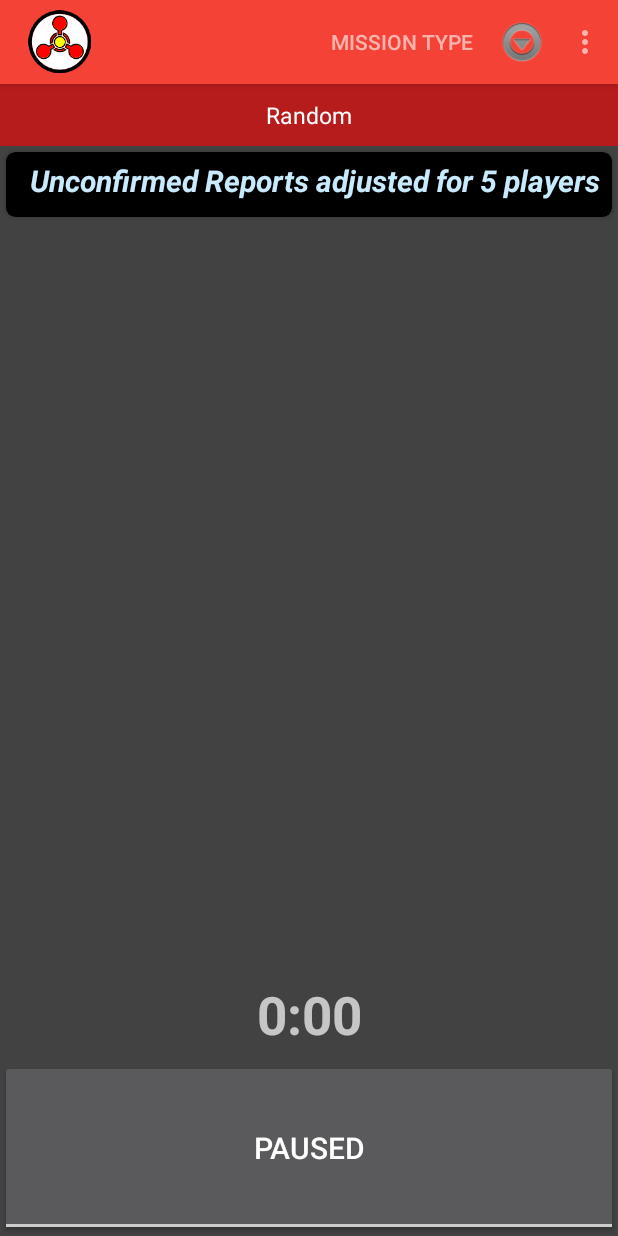
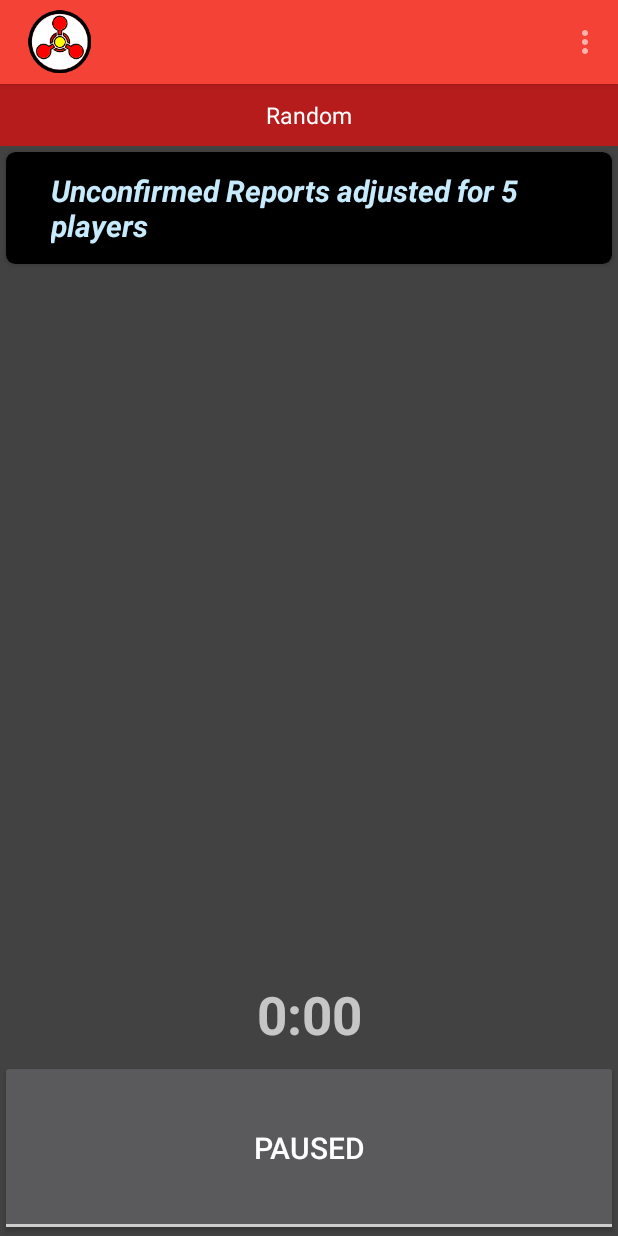
Before and after one commit to nibuen/SpaceAlertMissionGenerator, an Android app: the screen it shows after launch (MissionActivity), on a phone screen of 412 x 824 dp. Run offline under Robolectric (Android 15) with nearby library versions, the phone set to English and light mode, and no system bars; our stand-ins replace Timber.

Commit message:
Fixing layout issues with mission cards

```diff
--- a/app/src/main/java/com/boarbeard/ui/MissionActivity.java
+++ b/app/src/main/java/com/boarbeard/ui/MissionActivity.java
@@ -1,6 +1,5 @@
 package com.boarbeard.ui;
 
-import android.app.ActionBar;
 import android.app.AlertDialog;
 import android.app.PendingIntent;
 import android.content.Context;
@@ -23,12 +22,6 @@ import android.view.WindowManager;
 import android.widget.TextView;
 import android.widget.ToggleButton;
 
-import androidx.appcompat.app.AppCompatActivity;
-import androidx.core.app.NotificationCompat;
-import androidx.core.app.NotificationManagerCompat;
-import androidx.recyclerview.widget.LinearLayoutManager;
-import androidx.recyclerview.widget.RecyclerView;
-
 import com.boarbeard.R;
 import com.boarbeard.audio.MediaPlayerMainMission;
 import com.boarbeard.audio.MediaPlayerSequence;
@@ -37,6 +30,12 @@ import com.boarbeard.audio.parser.EventListParserFactory;
 
 import java.util.ArrayList;
 import java.util.List;
+
+import androidx.appcompat.app.AppCompatActivity;
+import androidx.core.app.NotificationCompat;
+import androidx.core.app.NotificationManagerCompat;
+import androidx.recyclerview.widget.LinearLayoutManager;
+import androidx.recyclerview.widget.RecyclerView;
 
 public class MissionActivity extends AppCompatActivity {
 
@@ -164,7 +163,6 @@ public class MissionActivity extends AppCompatActivity {
     public boolean onCreateOptionsMenu(Menu menu) {
         MenuInflater inflater = getMenuInflater();
         inflater.inflate(R.menu.menu, menu);
-        menuTypeMission = menu.findItem(R.id.menuTypeMission);
         return true;
     }
 
@@ -187,7 +185,6 @@ public class MissionActivity extends AppCompatActivity {
             case R.id.menuMissionHelp:
                 startActivity(new Intent(this, HelpActivity.class));
                 return true;
-            case R.id.menuTypeMission:
             case R.id.menuTypeMissionIcon:
                 showMissionTypeDialog();
                 return true;
--- a/app/src/main/res/layout/mission_card_view.xml
+++ b/app/src/main/res/layout/mission_card_view.xml
@@ -24,7 +24,7 @@
             android:layout_width="wrap_content"
             android:layout_height="match_parent"
             android:gravity="center"
-            android:padding="5dp"
+            android:paddingHorizontal="12dp"
             android:textSize="20sp"
             tools:text="0:00"/>
 
@@ -33,7 +33,8 @@
             android:textColor="@color/primary_text_color"
             android:layout_width="wrap_content"
             android:layout_height="match_parent"
-            android:layout_margin="5dp"
+            android:paddingVertical="12dp"
+            android:paddingHorizontal="6dp"
             android:gravity="start"
             android:textSize="20sp"
             tools:text="Enemy activity detected. Please begin 1st Phase." />
--- a/app/src/main/res/menu/menu.xml
+++ b/app/src/main/res/menu/menu.xml
@@ -2,29 +2,23 @@
 <menu xmlns:android="http://schemas.android.com/apk/res/android"
     xmlns:app="http://schemas.android.com/apk/res-auto">
     <item
-        android:id="@+id/menuTypeMission"
-        android:title="@string/mission_type"
-        app:showAsAction="always" />
-    <item
         android:id="@+id/menuTypeMissionIcon"
         android:icon="@drawable/ic_menu_more"
         android:title="@string/mission_type"
-        app:showAsAction="always|withText" />
+        app:showAsAction="never" />
     <item
         android:id="@+id/menuMissionOptions"
         android:icon="@drawable/ic_menu_edit"
-        android:title="@string/mission_options"
-        app:showAsAction="ifRoom" />
+        android:title="@string/mission_options" />
     <item
         android:id="@+id/menuNewMission"
         android:icon="@drawable/ic_menu_add"
-        android:title="@string/mission_new"
-        app:showAsAction="ifRoom" />
+        android:title="@string/mission_new" />
     <item
         android:id="@+id/menuResetMission"
         android:icon="@drawable/ic_menu_rotate"
         android:title="@string/mission_reset"
-        app:showAsAction="ifRoom" />
+         />
     <item
         android:id="@+id/menuMissionAbout"
         android:icon="@drawable/ic_menu_info_details"
```
Also changed, not shown: 1 other file.
